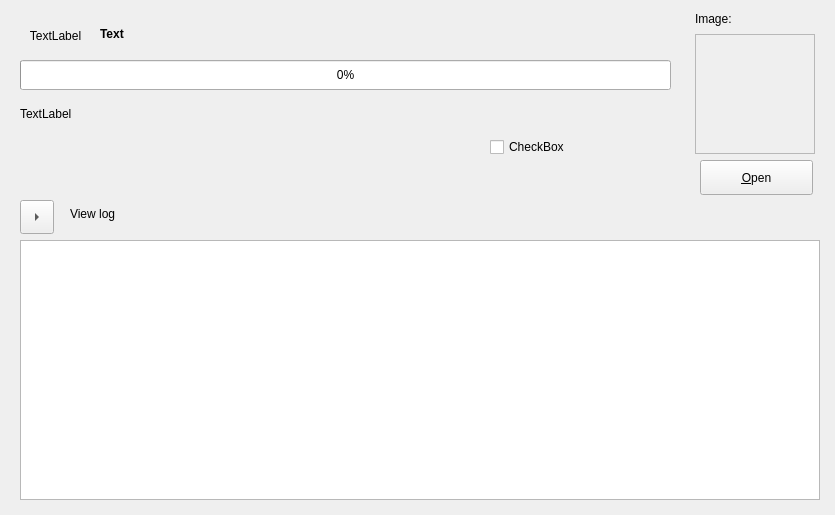
The window that source/views/ui/findwizardpage.ui (Jalopy-Tech/Sacada) describes before a commit, drawn with Qt 5.
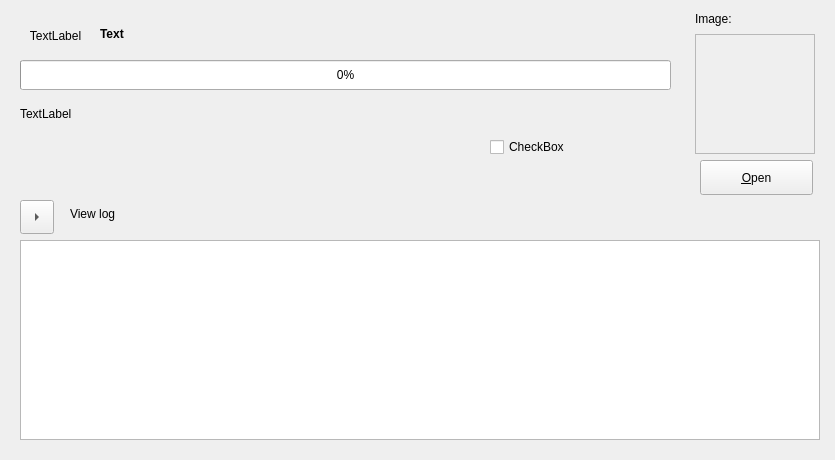
The same window after the commit.

Commit message: Fix window size for macOS

What changed in the file:
```diff
--- a/source/views/ui/findwizardpage.ui
+++ b/source/views/ui/findwizardpage.ui
@@ -7,7 +7,7 @@
     <x>0</x>
     <y>0</y>
     <width>835</width>
-    <height>515</height>
+    <height>460</height>
    </rect>
   </property>
   <property name="windowTitle">
@@ -120,7 +120,7 @@
      <x>20</x>
      <y>240</y>
      <width>800</width>
-     <height>260</height>
+     <height>200</height>
     </rect>
    </property>
    <property name="sizePolicy">
```
The commit also changes 4 other files.
